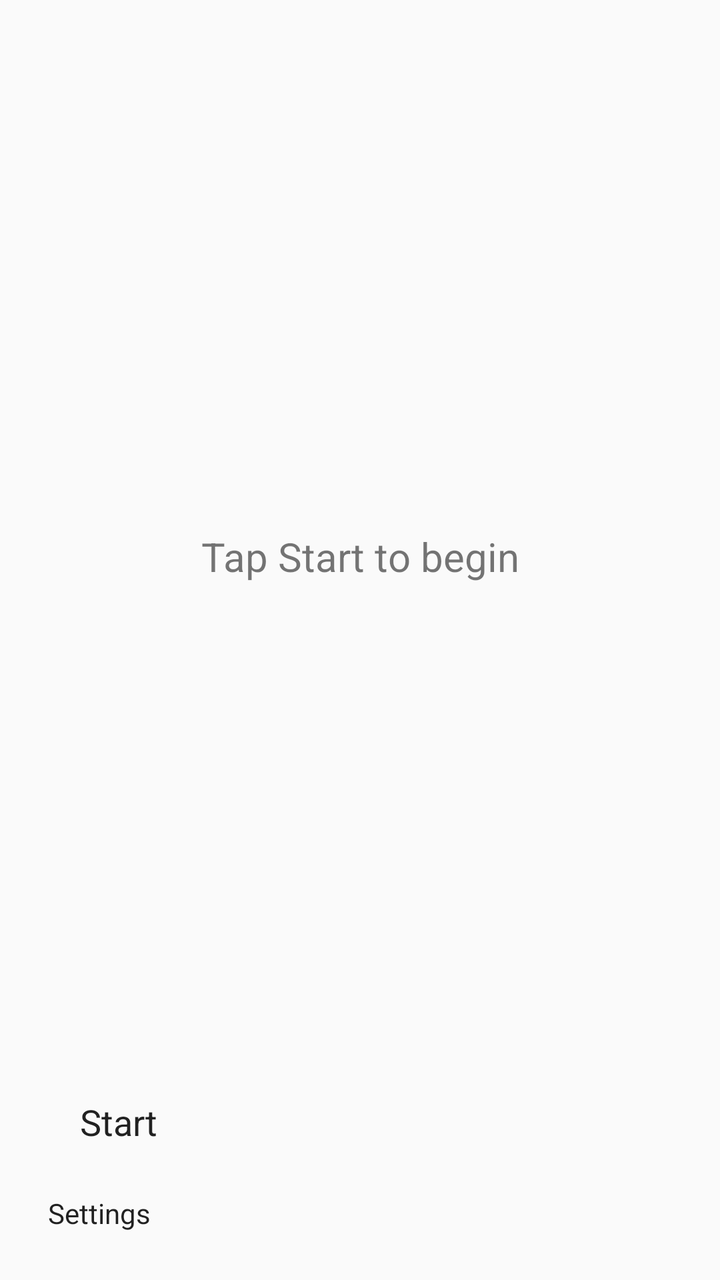
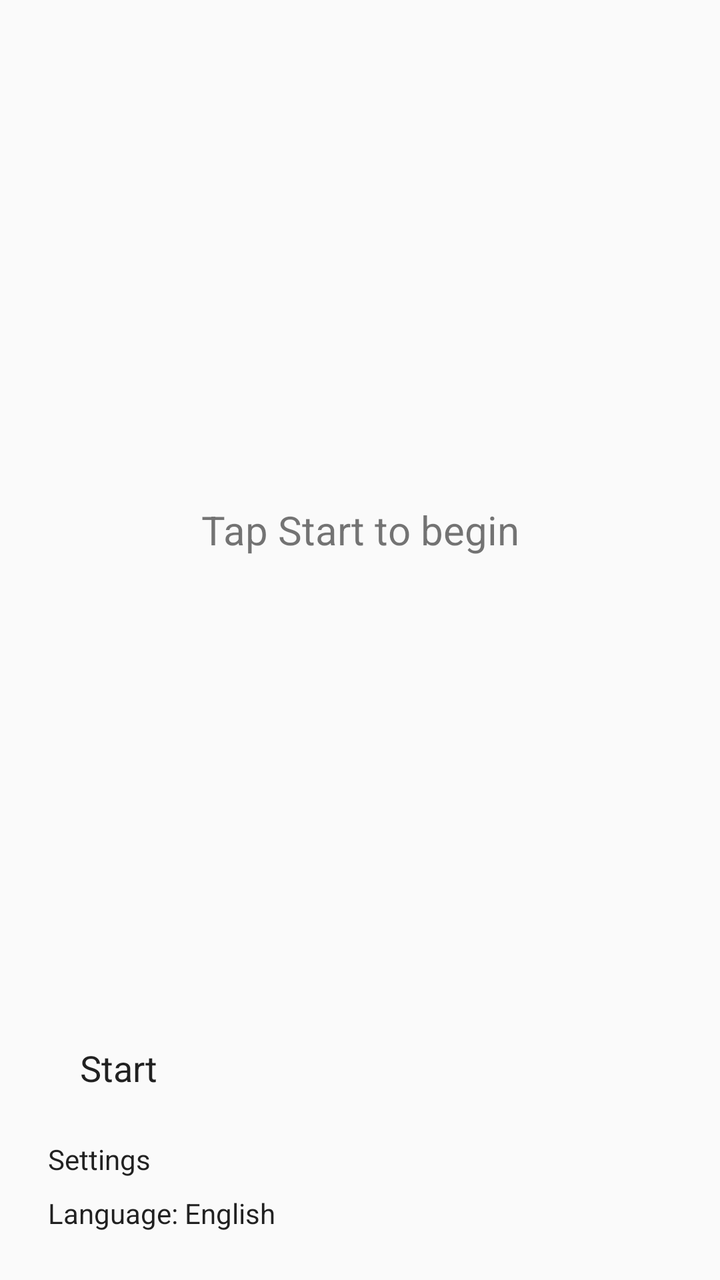

Compare the two renders of this Android layout. The source of the first and the diff that turns it into the second are given below.
<!-- AndroidManifest.xml: application theme Theme.Dictate -->
<!-- res/layout/activity_transcription.xml -->
<?xml version="1.0" encoding="utf-8"?>
<LinearLayout xmlns:android="http://schemas.android.com/apk/res/android"
    android:layout_width="match_parent"
    android:layout_height="match_parent"
    android:orientation="vertical"
    android:padding="24dp"
    android:gravity="center_horizontal">

    <TextView
        android:id="@+id/transcriptionText"
        android:layout_width="match_parent"
        android:layout_height="0dp"
        android:layout_weight="1"
        android:gravity="center"
        android:textSize="20sp"
        android:padding="16dp"
        android:text="Tap Start to begin" />

    <Button
        android:id="@+id/toggleButton"
        android:layout_width="match_parent"
        android:layout_height="wrap_content"
        android:text="Start"
        android:textSize="18sp"
        android:padding="16dp" />

    <Button
        android:id="@+id/settingsButton"
        android:layout_width="match_parent"
        android:layout_height="wrap_content"
        android:text="Settings"
        android:layout_marginTop="8dp" />

</LinearLayout>
<!-- resources referenced by this layout -->
<resources>
  <style name="Theme.Dictate" parent="android:Theme.Material.Light.NoActionBar" />
</resources>

<!-- the commit's change to res/layout/activity_transcription.xml (unified diff, before → after) -->
@@ -31,4 +31,11 @@
         android:text="Settings"
         android:layout_marginTop="8dp" />
 
+    <Button
+        android:id="@+id/languageButton"
+        android:layout_width="match_parent"
+        android:layout_height="wrap_content"
+        android:text="Language: English"
+        android:layout_marginTop="8dp" />
+
 </LinearLayout>
